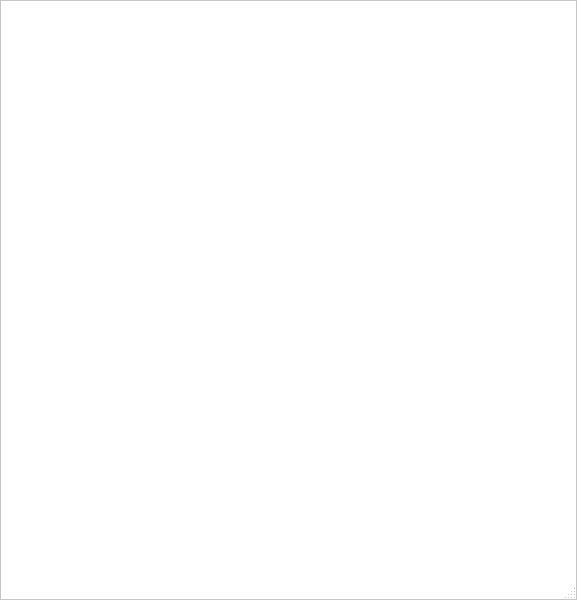
Herenot/Tor-Forensic-Manager-TFM-, file frontend/helpWindow.ui: the form before one commit.
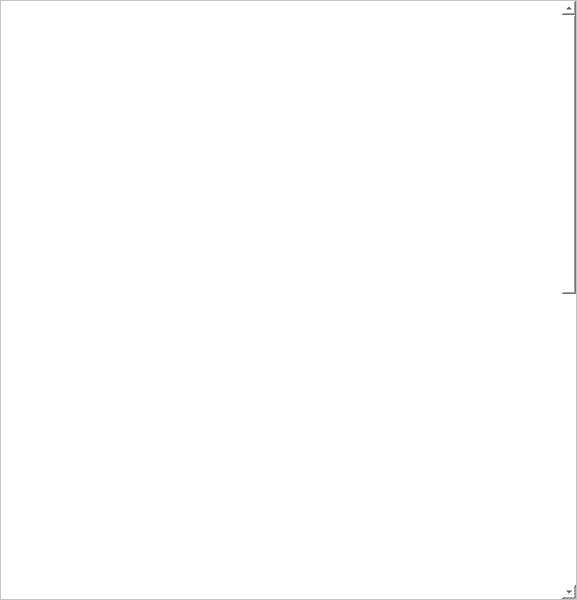
The form after the commit. Icons and pictures are not drawn.

```diff
--- a/frontend/helpWindow.ui
+++ b/frontend/helpWindow.ui
@@ -89,21 +89,25 @@
       <rect>
        <x>0</x>
        <y>0</y>
-       <width>575</width>
-       <height>598</height>
+       <width>561</width>
+       <height>1218</height>
       </rect>
      </property>
-     <widget class="QWidget" name="verticalLayoutWidget">
-      <property name="geometry">
-       <rect>
-        <x>0</x>
-        <y>0</y>
-        <width>571</width>
-        <height>571</height>
-       </rect>
-      </property>
-      <layout class="QVBoxLayout" name="verticalLayout"/>
-     </widget>
+     <layout class="QVBoxLayout" name="verticalLayout">
+      <item>
+       <widget class="QLabel" name="help_label">
+        <property name="minimumSize">
+         <size>
+          <width>0</width>
+          <height>1200</height>
+         </size>
+        </property>
+        <property name="text">
+         <string>TextLabel</string>
+        </property>
+       </widget>
+      </item>
+     </layout>
     </widget>
    </widget>
   </widget>
```
